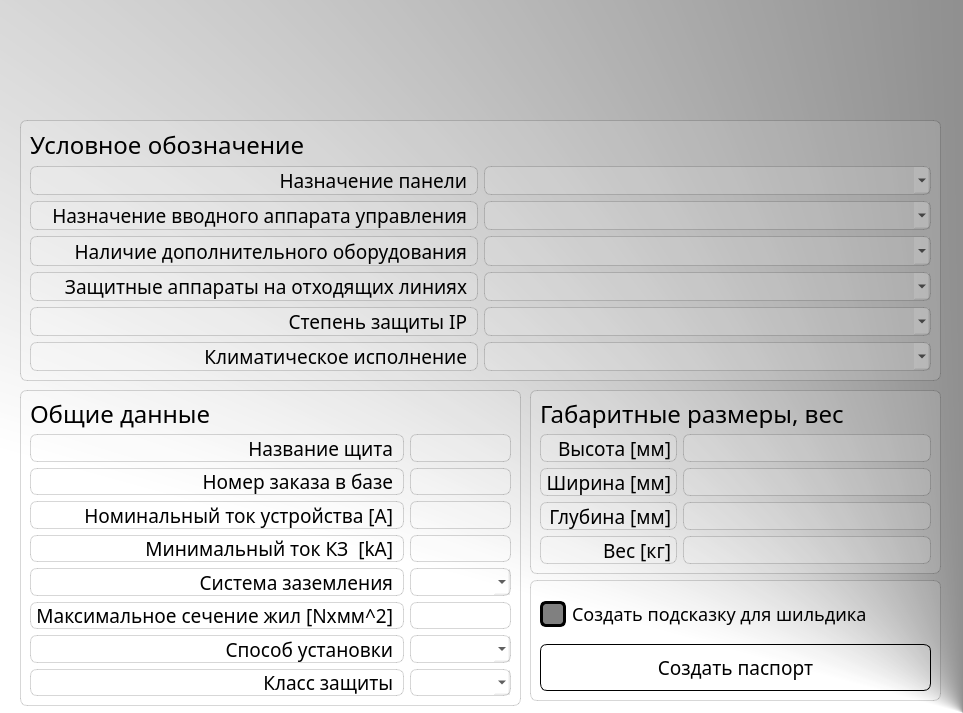
Old version of the form ui/mainwindow.ui in the repository GarborSergey/PassportTemplateReborn.
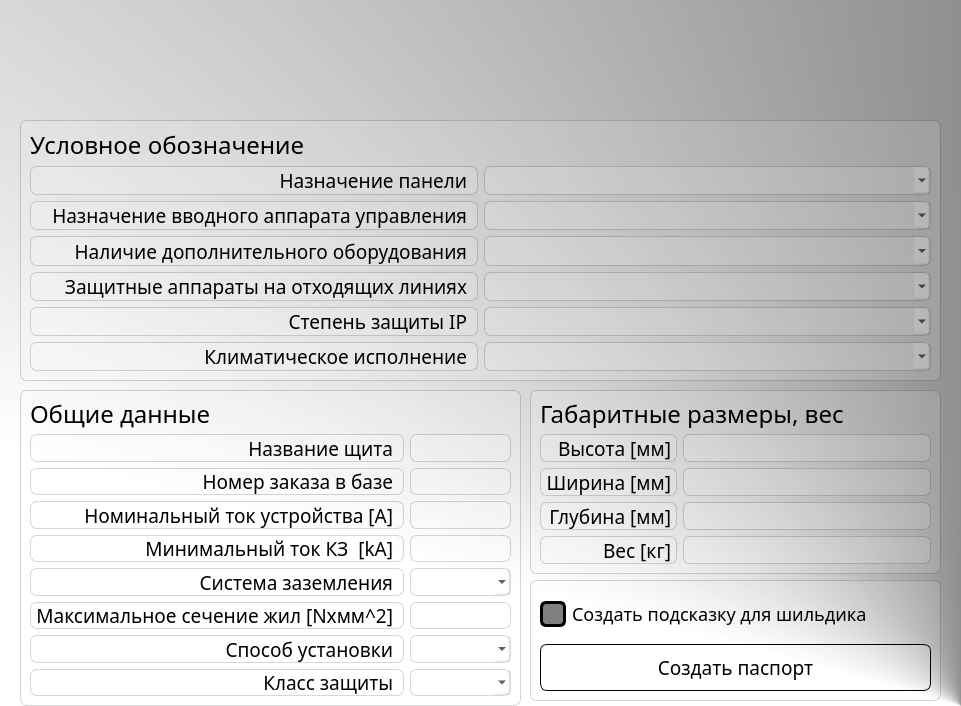
New version of the form. Icons and pictures are not drawn.

Commit message: BASE FUNCTIONAL TO CREATE PASSPORT AND CORRECT MISTAKE IN NAMING LABELS "lable -> label"

The edit to the form file:
```diff
--- a/ui/mainwindow.ui
+++ b/ui/mainwindow.ui
@@ -6,8 +6,8 @@
    <rect>
     <x>0</x>
     <y>0</y>
-    <width>963</width>
-    <height>713</height>
+    <width>961</width>
+    <height>706</height>
    </rect>
   </property>
   <property name="windowTitle">
```
Left out of the diff: 10 changed lines with no effect on the pictures. The commit also changes 3 other files.
